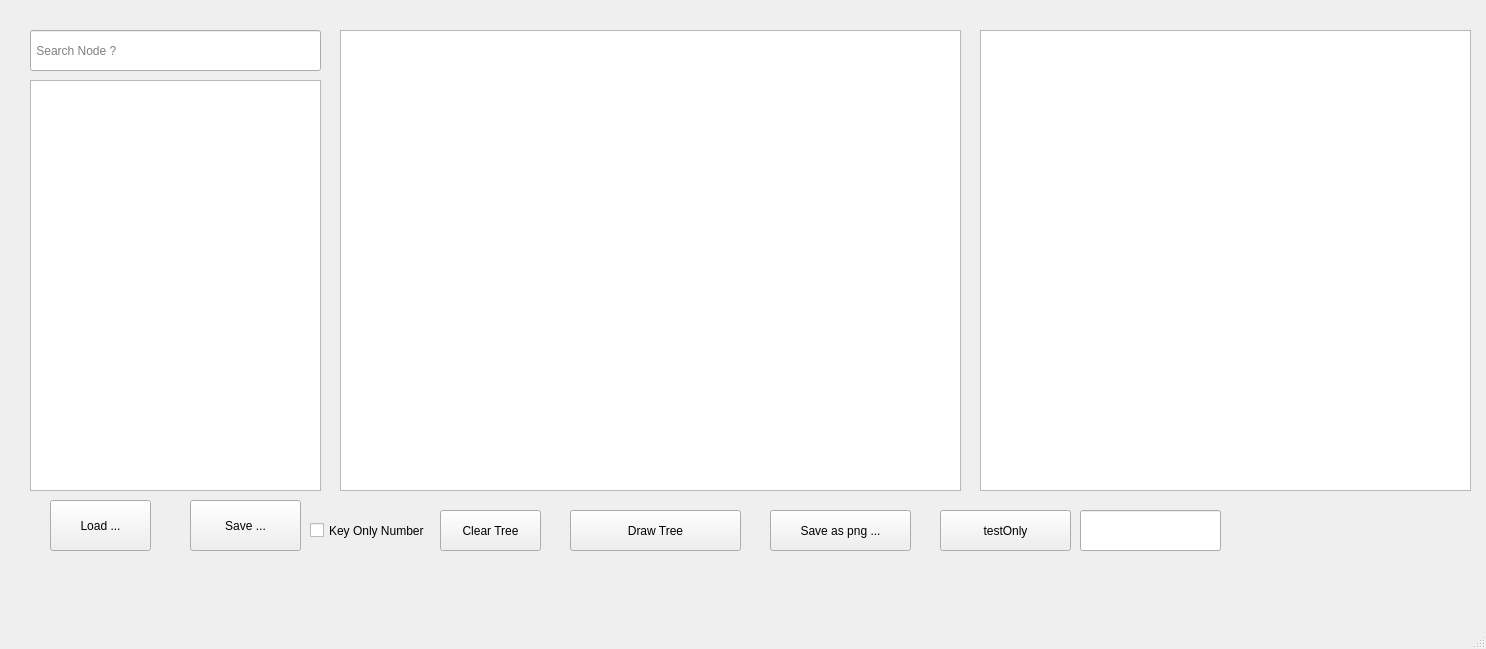
Qt form cpp/qt/BuildTree/GraphicTree/NormalTree/SuperTreeEditor/mainwindow.ui (EdisoNewtong/Vector) before a commit.
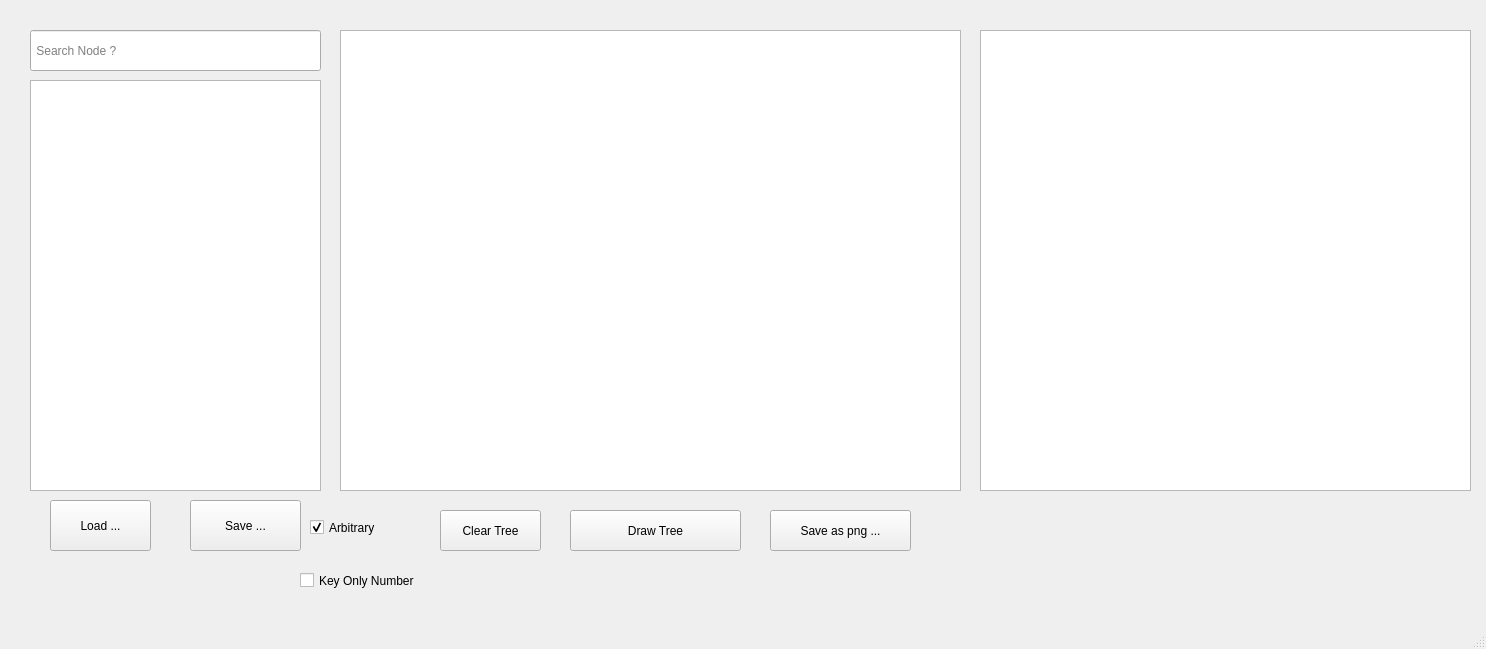
The same form after that commit. Custom widgets are drawn as their Qt base class.

Commit message: [dev qt/SuperTreeEditor/NormalTree ] 1. Add arbitrary input string flag on UI

The edit to the form file:
```diff
--- a/cpp/qt/BuildTree/GraphicTree/NormalTree/SuperTreeEditor/mainwindow.ui
+++ b/cpp/qt/BuildTree/GraphicTree/NormalTree/SuperTreeEditor/mainwindow.ui
@@ -134,9 +134,9 @@
    <widget class="QCheckBox" name="checkBoxOption0">
     <property name="geometry">
      <rect>
-      <x>310</x>
-      <y>510</y>
-      <width>121</width>
+      <x>300</x>
+      <y>560</y>
+      <width>231</width>
       <height>41</height>
      </rect>
     </property>
@@ -144,27 +144,20 @@
      <string>Key Only Number</string>
     </property>
    </widget>
-   <widget class="QPushButton" name="testOnlyButton">
+   <widget class="QCheckBox" name="checkBoxRestriction">
     <property name="geometry">
      <rect>
-      <x>940</x>
+      <x>310</x>
       <y>510</y>
-      <width>131</width>
-      <height>41</height>
+      <width>127</width>
+      <height>35</height>
      </rect>
     </property>
     <property name="text">
-     <string>testOnly</string>
+     <string>Arbitrary</string>
     </property>
-   </widget>
-   <widget class="QLineEdit" name="argsEdit">
-    <property name="geometry">
-     <rect>
-      <x>1080</x>
-      <y>510</y>
-      <width>141</width>
-      <height>41</height>
-     </rect>
+    <property name="checked">
+     <bool>true</bool>
     </property>
    </widget>
   </widget>
```
The commit also changes 4 other files.
